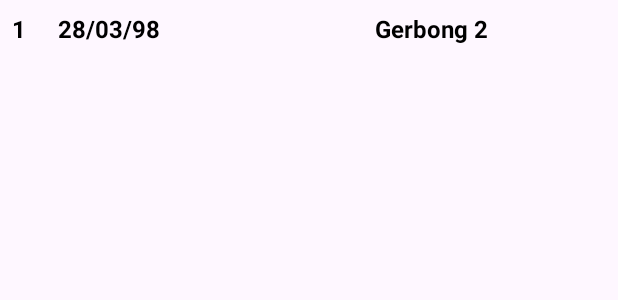
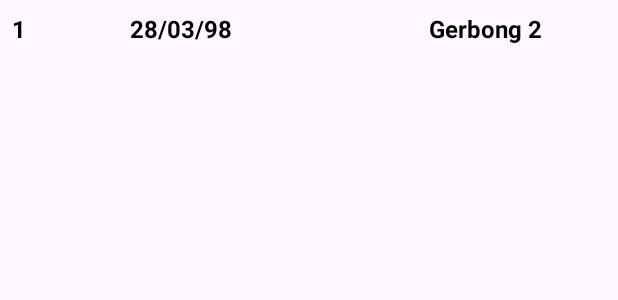
Before and after one commit to aldriansyah8/krlRescue, an Android app: the layout table_item_layout.xml on its own in the app's theme, with its tools: preview values and no code run, on a phone screen of 412 x 824 dp. Shown: the top 300 px of the screen. Run offline under Robolectric (Android 15) with nearby library versions, the light colour scheme and no system bars.

```diff
--- a/app/src/main/res/layout/activity_recapitulation.xml
+++ b/app/src/main/res/layout/activity_recapitulation.xml
@@ -8,8 +8,8 @@
     tools:context=".RecapitulationActivity">
 
     <ScrollView
-        android:layout_width="340dp"
-        android:layout_height="449dp"
+        android:layout_width="367dp"
+        android:layout_height="458dp"
         app:layout_constraintBottom_toBottomOf="parent"
         app:layout_constraintEnd_toEndOf="parent"
         app:layout_constraintHorizontal_bias="0.487"
--- a/app/src/main/res/layout/table_item_layout.xml
+++ b/app/src/main/res/layout/table_item_layout.xml
@@ -10,7 +10,7 @@
         android:id="@+id/noTextView"
         android:layout_width="0dp"
         android:layout_height="wrap_content"
-        android:layout_weight="0.3"
+        android:layout_weight="1"
         android:text="1"
         android:textColor="@color/black"
         android:textSize="16sp"
```
